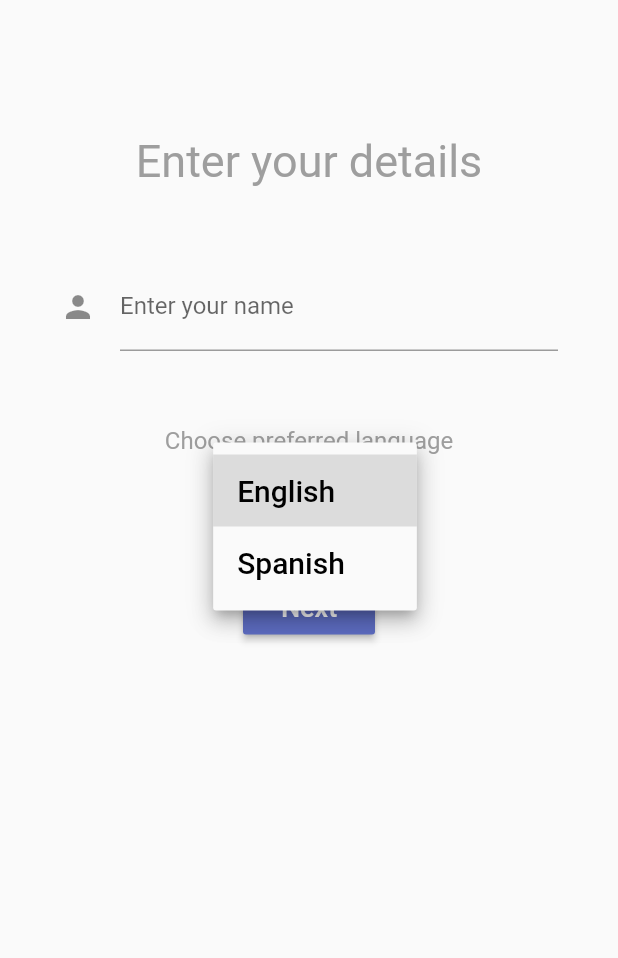
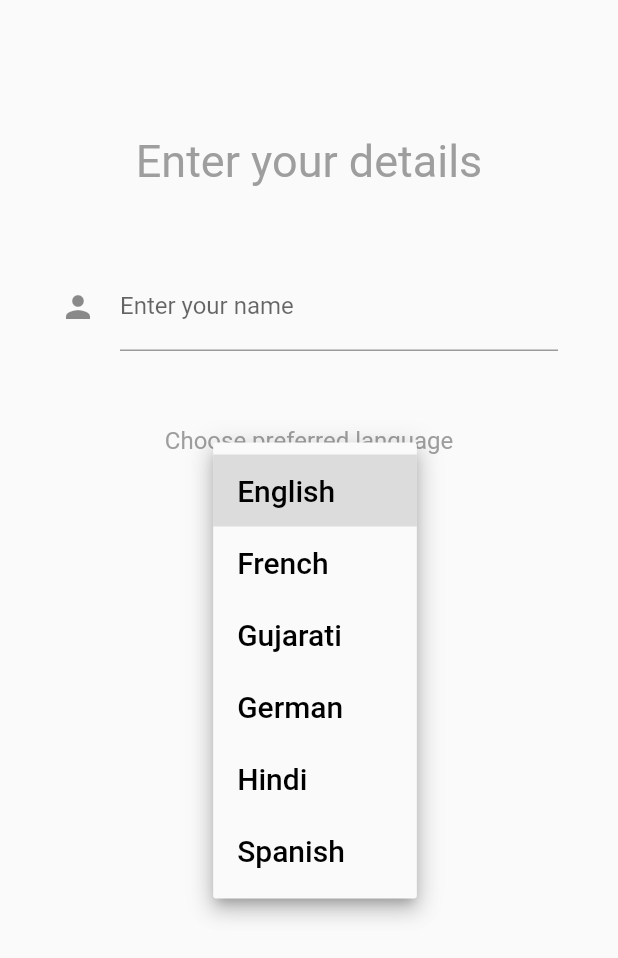
Before and after one commit to devansh2805/LangChat, a Flutter app: the SettingsPage screen opened directly, after a tap on "English", on a phone screen of 412 x 824 dp. Shown: the top 958 px of the screen. Run offline on Flutter 3.47's test engine with Material 2 defaults, Android fonts, the phone set to English and light mode, and no system bars; our stand-ins replace cloud_firestore, firebase_auth, firebase_core, google_fonts, intl_phone_field; missing offline and left inert: translator; accounts and stored records are empty.

```diff
--- a/lib/main.dart
+++ b/lib/main.dart
@@ -1,5 +1,4 @@
 import 'dart:async';
-import 'package:LangChat/screens/ChatScreen.dart';
 import 'package:LangChat/screens/HomeScreen.dart';
 import 'package:LangChat/screens/LoginPage.dart';
 import 'package:LangChat/backend/authentication.dart';
--- a/lib/screens/SettingsPage.dart
+++ b/lib/screens/SettingsPage.dart
@@ -15,7 +15,14 @@ class _SettingsPageState extends State<SettingsPage> {
   bool validText = false;
   bool textFieldTouched = false;
 
-  Map<String, String> langCodes = {'English': 'en', 'Spanish': 'es'};
+  Map<String, String> langCodes = {
+    'English': 'en',
+    'Spanish': 'es',
+    'Gujarati': 'gu',
+    'German': 'de',
+    'Hindi': 'hi',
+    'French': 'fr'
+  };
 
   @override
   Widget build(BuildContext context) {
@@ -77,8 +84,14 @@ class _SettingsPageState extends State<SettingsPage> {
                   prefLang = newValue;
                 });
               },
-              items: <String>['English', 'Spanish']
-                  .map<DropdownMenuItem<String>>((String value) {
+              items: <String>[
+                'English',
+                'French',
+                'Gujarati',
+                'German',
+                'Hindi',
+                'Spanish'
+              ].map<DropdownMenuItem<String>>((String value) {
                 return DropdownMenuItem<String>(
                     value: value,
                     child: Container(
```
Also changed, not shown: lib/backend/database.dart (+19 -2 lines), lib/screens/ChatScreen.dart (+8 -2 lines), lib/screens/Chats.dart (+96 -1 lines).
